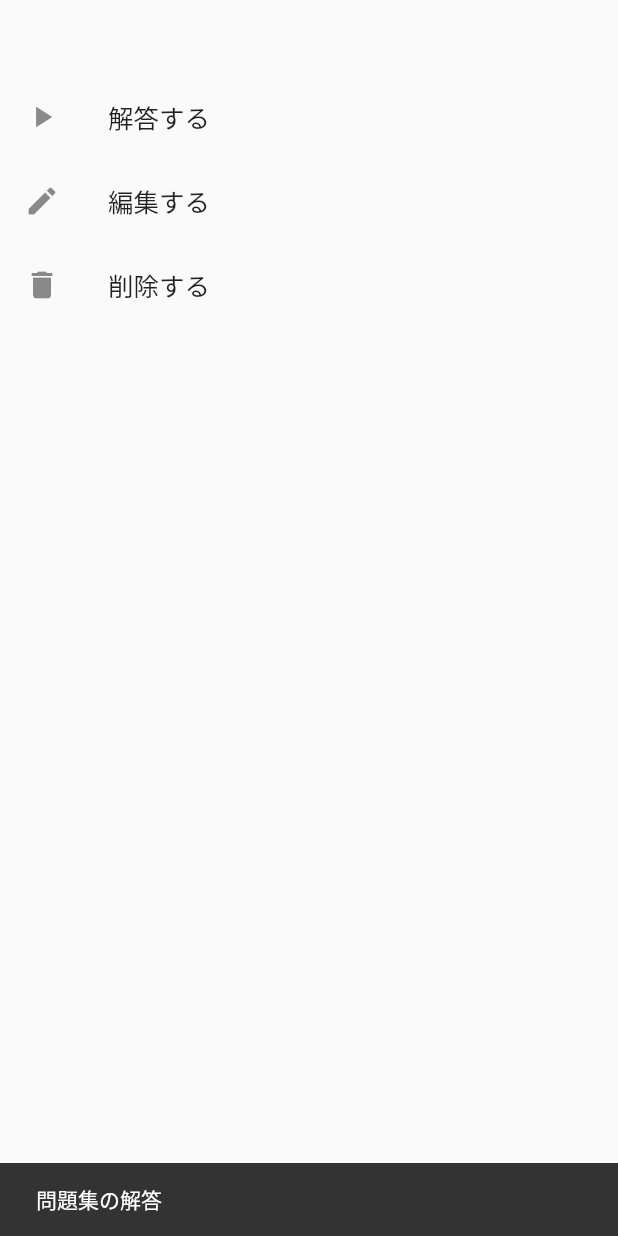
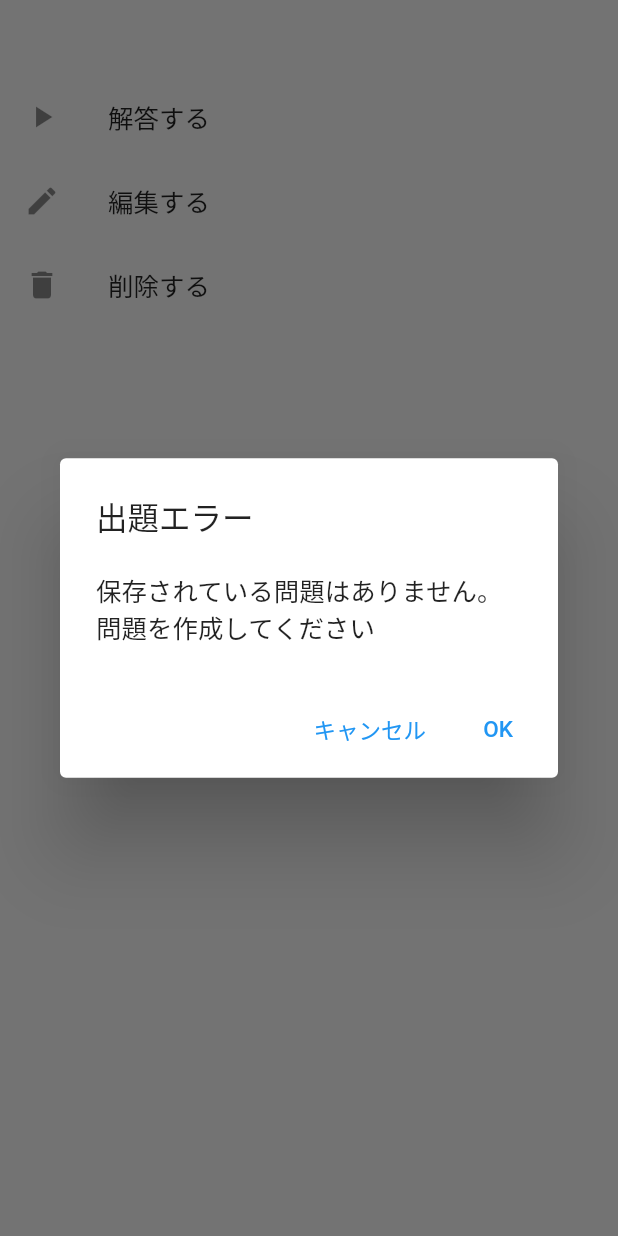
Before and after one commit to ymdkit/test_maker_native_app, a Flutter app: the _OperateWorkbookSheet widget shown alone on an empty page, opened directly with empty values, after a tap on "解答する", on a phone screen of 412 x 824 dp. Run offline on Flutter 3.47's test engine with Material 2 defaults, Android fonts, the phone set to English and light mode, and no system bars; our stand-ins replace auto_route, dartx, flutter_hooks, freezed_annotation, hooks_riverpod, image_picker and 3 more; missing offline and left inert: flutter_inappwebview; generated files the repository leaves out were written again; project files that could hold a hidden picture were left out.

Commit message:
問題解答の画面遷移の流れを実装

```diff
--- a/lib/router/app_router.dart
+++ b/lib/router/app_router.dart
@@ -45,8 +45,6 @@ part 'app_router.gr.dart';
             AutoRoute(page: EditWorkbookPage),
             AutoRoute(page: CreateQuestionPage),
             AutoRoute(page: EditQuestionPage),
-            AutoRoute(page: AnswerWorkbookPage),
-            AutoRoute(page: AnswerWorkbookResultPage),
           ],
         ),
         AutoRoute(
@@ -80,6 +78,8 @@ part 'app_router.gr.dart';
         ),
       ],
     ),
+    AutoRoute(page: AnswerWorkbookPage, fullscreenDialog: true),
+    AutoRoute(page: AnswerWorkbookResultPage, fullscreenDialog: true),
   ],
 )
 class AppRouter extends _$AppRouter {}
--- a/lib/ui/page/workbook/operate_workbook_sheet.dart
+++ b/lib/ui/page/workbook/operate_workbook_sheet.dart
@@ -2,6 +2,7 @@ import 'package:auto_route/auto_route.dart';
 import 'package:flutter/material.dart';
 import 'package:test_maker_native_app/model/workbook.dart';
 import 'package:test_maker_native_app/router/app_router.dart';
+import 'package:test_maker_native_app/ui/widget/app_alert_dialog.dart';
 import 'package:test_maker_native_app/ui/widget/app_modal_bottom_sheet.dart';
 import 'package:test_maker_native_app/ui/widget/app_snack_bar.dart';
 
@@ -40,10 +41,34 @@ class _OperateWorkbookSheet extends StatelessWidget {
               child: Text(workbook.title),
             ),
             ListTile(
-              leading: const Icon(Icons.play_arrow),
-              title: const Text('解答する'),
-              onTap: () => showAppSnackBar(context, '問題集の解答'),
-            ),
+                leading: const Icon(Icons.play_arrow),
+                title: const Text('解答する'),
+                onTap: () {
+                  if (workbook.questionCount == 0) {
+                    showAlertDialog(
+                        context: context,
+                        title: '出題エラー',
+                        content: '保存されている問題はありません。問題を作成してください',
+                        onPositive: () {
+                          context.router.pushAll(
+                            [
+                              WorkbookDetailsRoute(
+                                workbookId: workbook.workbookId,
+                              ),
+                              CreateQuestionRoute(
+                                workbookId: workbook.workbookId,
+                              )
+                            ],
+                          );
+                          context.router.pop();
+                        });
+                  } else {
+                    context.router.push(
+                      AnswerWorkbookRoute(workbookId: workbook.workbookId),
+                    );
+                    context.router.pop();
+                  }
+                }),
             ListTile(
               leading: const Icon(Icons.edit),
               title: const Text('編集する'),
```
Also changed, not shown: lib/ui/page/workbook/answer_workbook_page.dart (+80 -6 lines), lib/ui/page/workbook/answer_workbook_result_page.dart (+19 -1 lines), lib/router/app_router.gr.dart.
